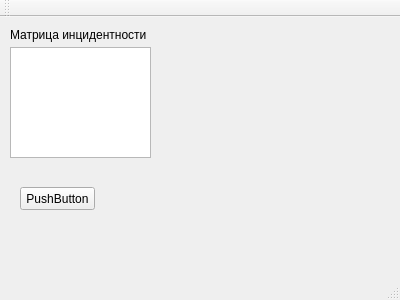
Above: Algorithms/L2/mainwindow.ui from SqrtMinusOne/SEM3_LABS before the change. Below: the same form after it.
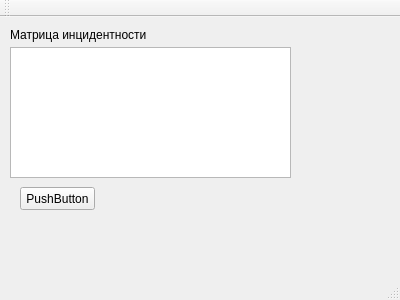
That is the form after the change.

Patch:
```diff
--- a/Algorithms/L2/mainwindow.ui
+++ b/Algorithms/L2/mainwindow.ui
@@ -32,8 +32,8 @@
      <rect>
       <x>10</x>
       <y>30</y>
-      <width>141</width>
-      <height>111</height>
+      <width>281</width>
+      <height>131</height>
      </rect>
     </property>
     <property name="font">
```
